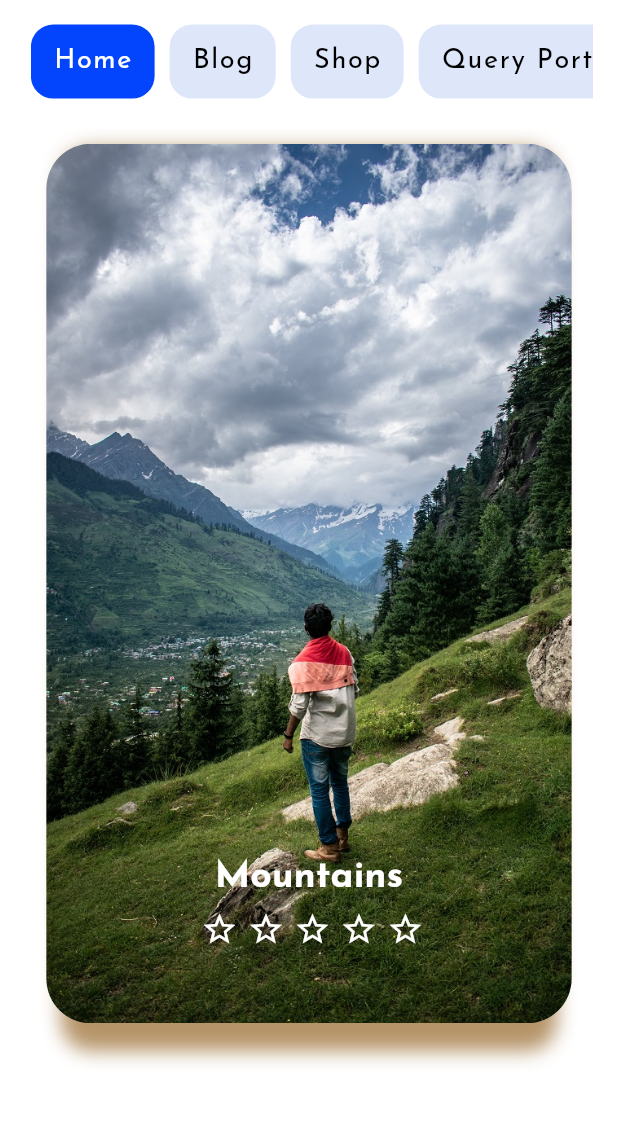
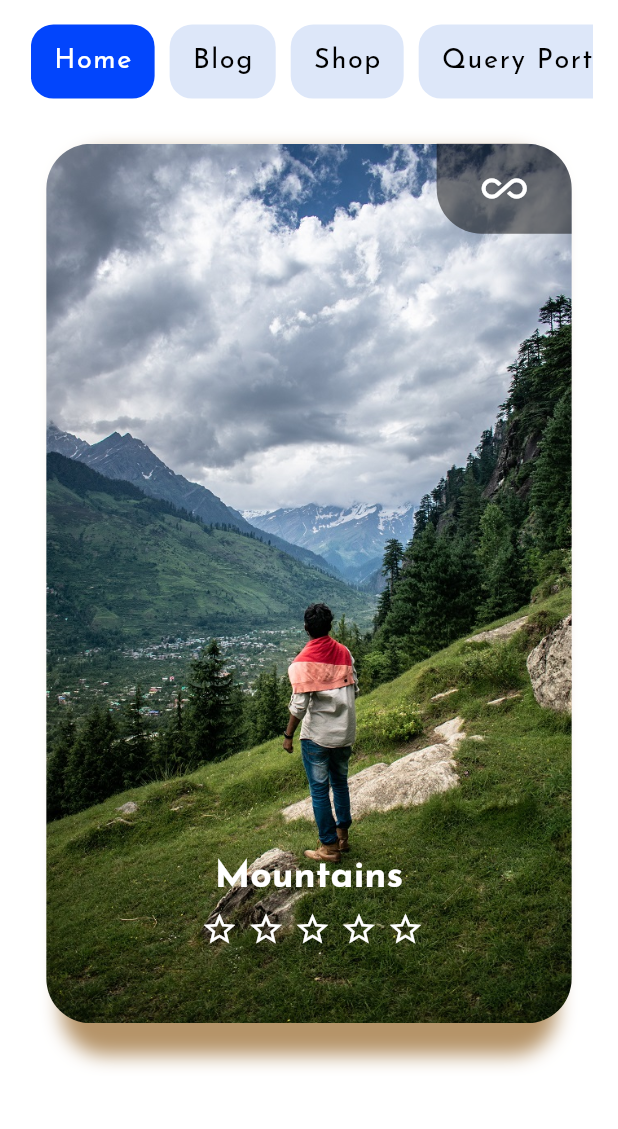
Before and after one commit to edwardmasih/Vichinoti, a Flutter app: the screen it shows after launch, on a phone screen of 412 x 824 dp, the part 100-1229 px from its top. Run offline on Flutter 3.47's test engine with Material 2 defaults, Android fonts, the phone set to English and light mode, and no system bars; drawn by our look-alikes of carousel_slider.

Commit message:
completed the carousel widget

```diff
--- a/lib/widgets/carousel_widget.dart
+++ b/lib/widgets/carousel_widget.dart
@@ -21,12 +21,12 @@ class CarouselWidget extends StatelessWidget {
         Container(
           width: MediaQuery.of(context).size.width * 0.80,
           decoration: BoxDecoration(
-            borderRadius: BorderRadius.circular(20),
+            borderRadius: BorderRadius.circular(30),
             boxShadow: [
               BoxShadow(
                   color: shadowColor.withOpacity(0.8),
                   blurRadius: 10,
-                  offset: Offset(0, 8)),
+                  offset: Offset(0, 11)),
             ],
           ),
         ),
@@ -68,10 +68,30 @@ class CarouselWidget extends StatelessWidget {
                   initialRating: 0,
                   size: 25,
                   color: Colors.white,
-                  onRated: (int value) {
-                  },
+                  onRated: (int value) {},
                 ),
               ],
+            ),
+          ),
+        ),
+        Positioned(
+          right: 5,
+          top: 5,
+          child: Container(
+            width: 90,
+            height: 60,
+            alignment: Alignment.center,
+            decoration: BoxDecoration(
+              color: Colors.black54.withOpacity(0.5),
+              borderRadius: BorderRadius.only(
+                topRight: Radius.circular(30),
+                bottomLeft: Radius.circular(30),
+              ),
+            ),
+            child: Icon(
+              Icons.all_inclusive,
+              color: Colors.white,
+              size: 30,
             ),
           ),
         ),
```
